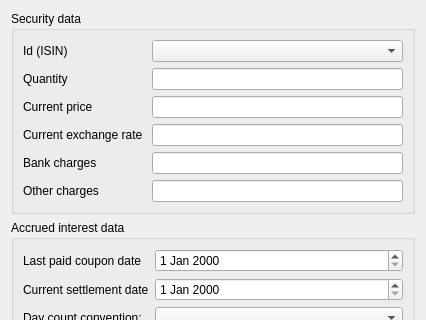
First picture: the form in report/accounting/portfolioAccounting/ch.banana.portfolio.accounting.calc.sales.data.dialog.ui, repository BananaAccounting/Universal, before the edit; both pictures show x 0 to 426 and y 0 to 320 of the 426 by 621 pixel window.
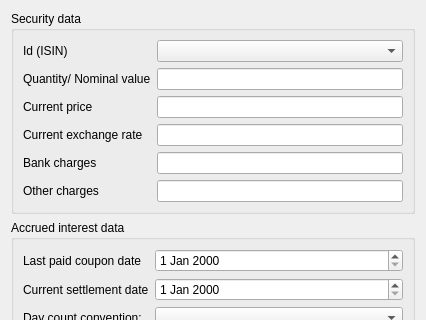
Second picture: the form after the edit.

The edit to the form file:
```diff
--- a/report/accounting/portfolioAccounting/ch.banana.portfolio.accounting.calc.sales.data.dialog.ui
+++ b/report/accounting/portfolioAccounting/ch.banana.portfolio.accounting.calc.sales.data.dialog.ui
@@ -240,7 +240,7 @@
       <item row="1" column="0">
        <widget class="QLabel" name="quantity_label">
         <property name="text">
-         <string>Quantity</string>
+         <string>Quantity/ Nominal value</string>
         </property>
        </widget>
       </item>
```
